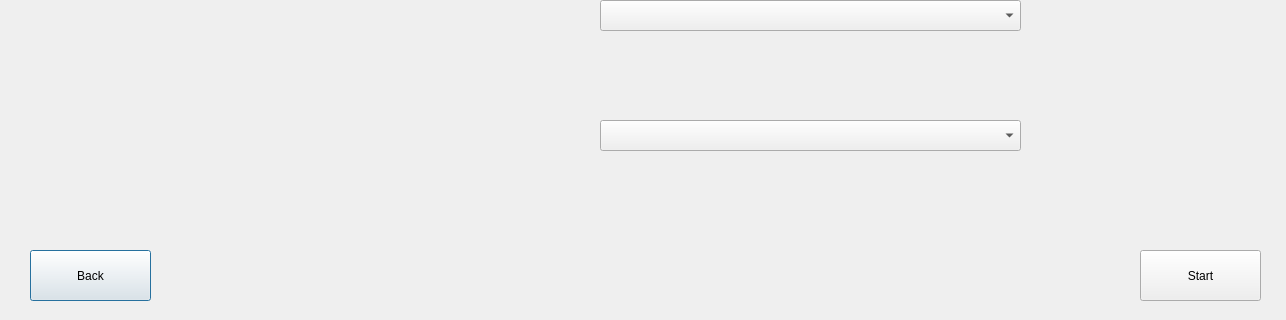
Old version of the form Qt/computervscomputerwindow.ui in the repository alaamhassan/OthelloGameProject; both pictures show x 0 to 1286 and y 380 to 700 of the 1286 by 700 pixel window.
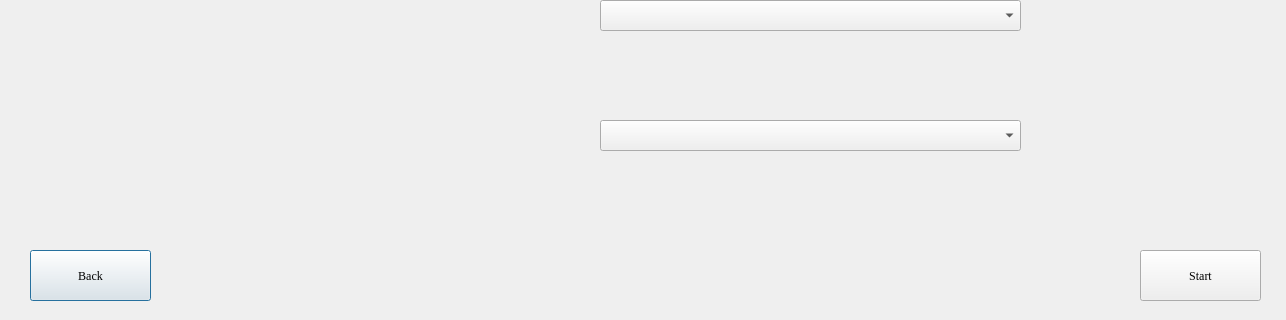
New version of the form.

What changed in the file:
```diff
--- a/Qt/computervscomputerwindow.ui
+++ b/Qt/computervscomputerwindow.ui
@@ -22,6 +22,11 @@
      <height>51</height>
     </rect>
    </property>
+   <property name="font">
+    <font>
+     <family>Georgia</family>
+    </font>
+   </property>
    <property name="text">
     <string>Back</string>
    </property>
@@ -35,6 +40,11 @@
      <height>51</height>
     </rect>
    </property>
+   <property name="font">
+    <font>
+     <family>Georgia</family>
+    </font>
+   </property>
    <property name="text">
     <string>Start</string>
    </property>
```
